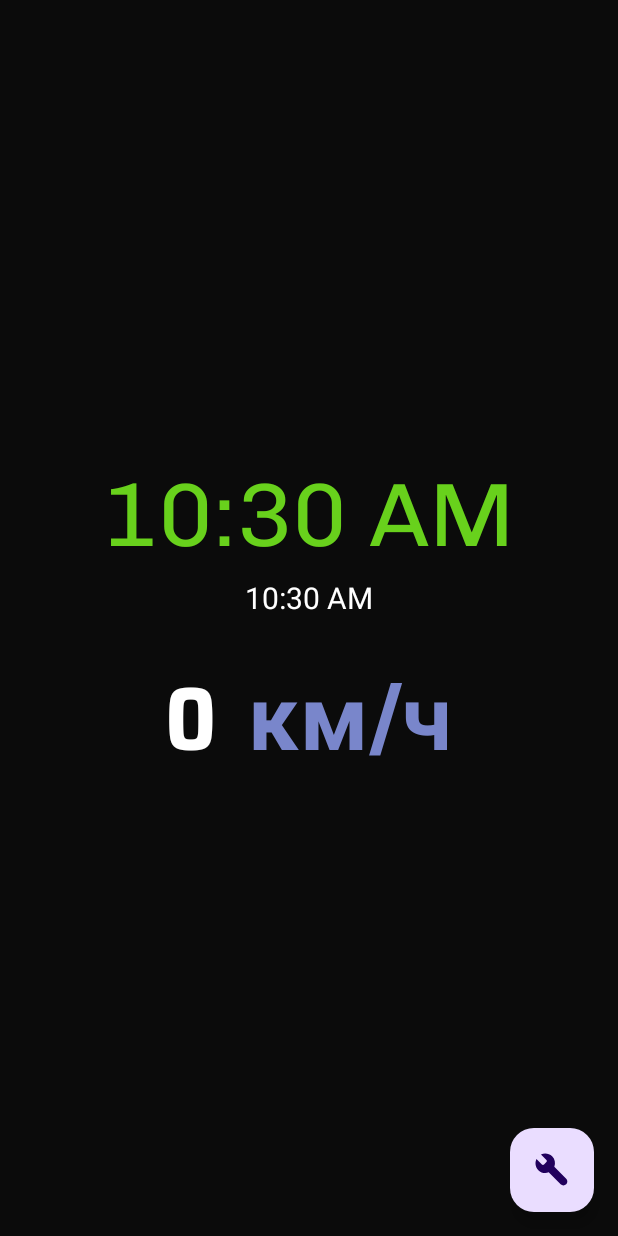
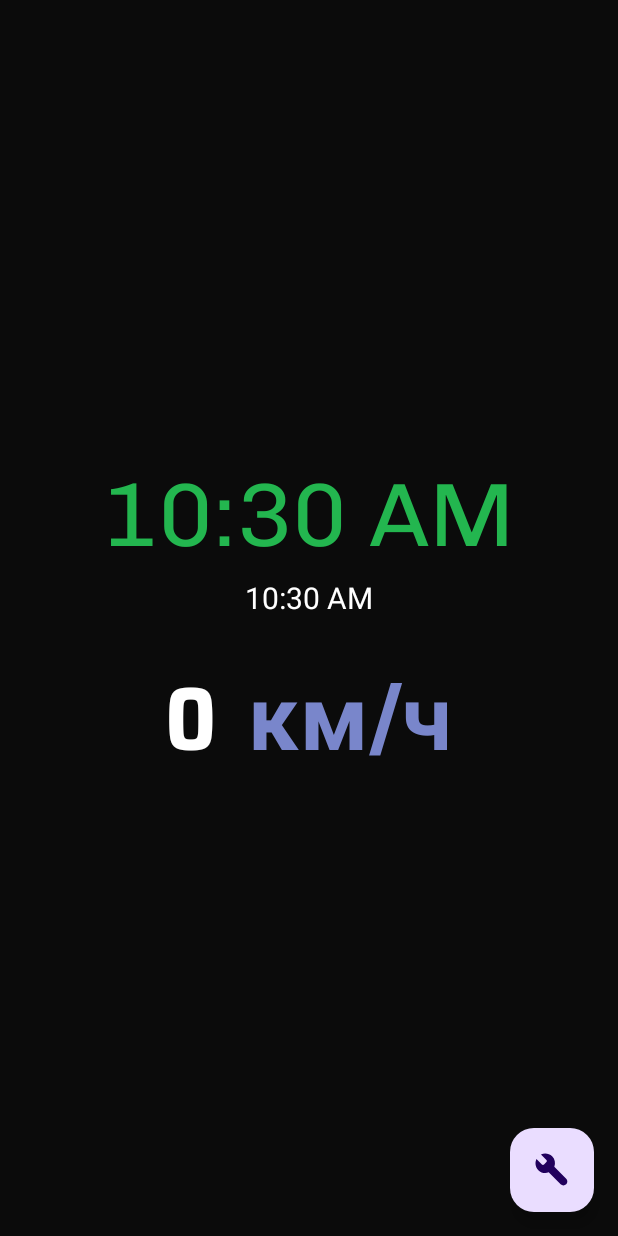
Before and after one commit to Noodls07/SimpleClockSpd, an Android app built with Jetpack Compose: the screen it shows after launch (MainActivity), on a phone screen of 412 x 824 dp. Run offline under Robolectric (Android 15) with nearby library versions, the phone set to English and light mode, and no system bars.

Commit message:
new color for main clock

```diff
--- a/app/src/main/java/com/example/simpleclock/screens/ClockScreen.kt
+++ b/app/src/main/java/com/example/simpleclock/screens/ClockScreen.kt
@@ -106,7 +106,7 @@ fun ClockScreen(
                         this.textSize = model.clockTextSizeBig
                     }
                     typeface =  resources.getFont(R.font.chivo_regular)
-                    setTextColor(context.getColor(R.color.lime))
+                    setTextColor(context.getColor(R.color.Green))
                 }
             },
                 update = {
@@ -207,7 +207,7 @@ fun ClockScreenElse(
                                 this.textSize = model.clockTextSizeBig
                             }
                             typeface =  resources.getFont(R.font.anton)//chivo_regular
-                            setTextColor(context.getColor(R.color.lime))
+                            setTextColor( context.getColor(R.color.Green))
                         }
                     },
                     update = {
--- a/app/src/main/java/com/example/simpleclock/screens/SettingsScreen.kt
+++ b/app/src/main/java/com/example/simpleclock/screens/SettingsScreen.kt
@@ -126,7 +126,7 @@ fun SettingsScreen(
                                 this.textSize = 30F
                             }
                             typeface =  resources.getFont(R.font.russoone_regular)//Typeface.DEFAULT_BOLD
-                            setTextColor(context.getColor(R.color.lime))
+                            setTextColor(context.getColor(R.color.Green))
                         }
                     }
                 )
--- a/app/src/main/res/values/colors.xml
+++ b/app/src/main/res/values/colors.xml
@@ -8,4 +8,6 @@
     <color name="black">#FF000000</color>
     <color name="white">#FFFFFFFF</color>
     <color name="lime">#68D11C</color>
+    <color name="Green">#23b64f</color>
+
 </resources>
```
